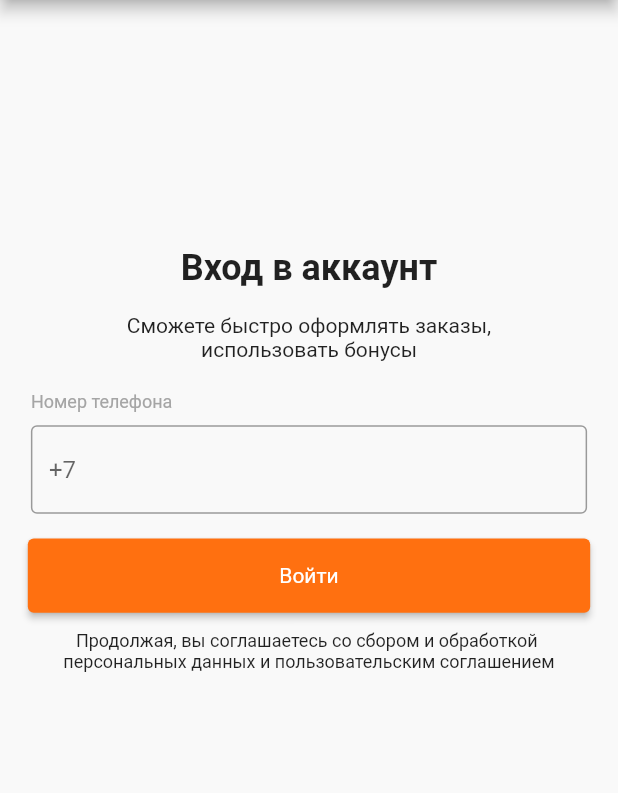
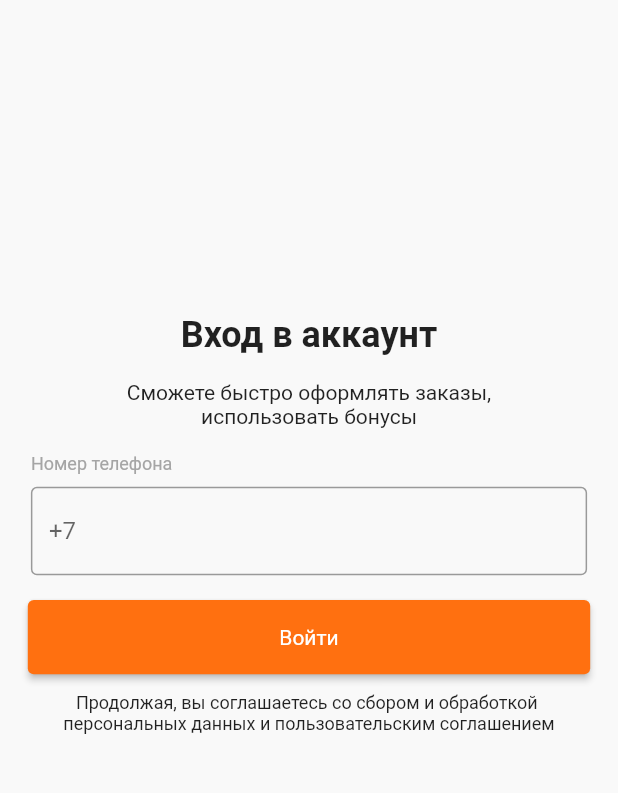
Before and after one commit to BekzodGayratov/Pizza, a Flutter app: the StepOnePage screen opened by its route, on a phone screen of 412 x 824 dp, the part 84-877 px from its top. Run offline on Flutter 3.47's test engine with Material 2 defaults, Android fonts, the phone set to English and light mode, and no system bars; our stand-ins replace dio, fluttertoast, google_fonts, mask_text_input_formatter, readmore; missing offline and left inert: dart:html.

Commit message:
some features added

```diff
--- a/lib/core/router/router.dart
+++ b/lib/core/router/router.dart
@@ -1,6 +1,7 @@
 import 'package:flutter/material.dart';
 import 'package:pizza/view/auth/otp_page.dart';
 import 'package:pizza/view/auth/step_one_page.dart';
+import 'package:pizza/view/cart_page.dart';
 import 'package:pizza/view/home_page.dart';
 import '../../view/pizza_page.dart';
 
@@ -16,11 +17,13 @@ class RouteGenerator {
       case '/':
         return _navigate(const HomePage());
       case 'step_one':
-        return _navigate(StepOnePage());
+        return _navigate(const StepOnePage());
       case 'pizza':
-        return _navigate(PitsaPage());
+        return _navigate(const PitsaPage());
+      case 'cart':
+        return _navigate(const CartPage());
        case 'otp':
-        return _navigate(OtpPage(token: settings.arguments as String,));
+        return _navigate(OtpPage(data: settings.arguments as List));
     }
 
     return null;
--- a/lib/provider/auth/otp_provider.dart
+++ b/lib/provider/auth/otp_provider.dart
@@ -22,8 +22,9 @@ class OtpProvider extends ChangeNotifier {
         isLoading = false;
       } else {
         showPizzaErrorMessage(response);
+        isLoading = false;
       }
+      notifyListeners();
     });
-    notifyListeners();
   }
 }
--- a/lib/provider/auth/step_one_provider.dart
+++ b/lib/provider/auth/step_one_provider.dart
@@ -16,7 +16,7 @@ class StepOneProvider extends ChangeNotifier {
         .then((dynamic response) {
       if (response is StepOneModel) {
         isLoading = false;
-        Navigator.pushNamed(context, "otp", arguments: response.token);
+        Navigator.pushNamed(context, "otp", arguments:[response.token,phoneNumberController.text]);
         showPizzaErrorMessage("OTP CODE: ${response.otp}");
       } else {
         showPizzaErrorMessage(response);
--- a/lib/view/auth/step_one_page.dart
+++ b/lib/view/auth/step_one_page.dart
@@ -12,9 +12,11 @@ class StepOnePage extends StatelessWidget {
     return ChangeNotifierProvider(
         create: (context) => StepOneProvider(),
         builder: (context, child) => Scaffold(
+          resizeToAvoidBottomInset: false,
               backgroundColor: const Color(0xffF9F9F9),
               appBar: AppBar(
                 backgroundColor: Colors.white,
+                elevation: 0.0,
                 iconTheme: const IconThemeData(color: Colors.black),
                 actions: [
                   IconButton(
@@ -30,11 +32,9 @@ class StepOnePage extends StatelessWidget {
                   ),
                 ),
               ),
-              body: SingleChildScrollView(
-                child: Column(children: [
-                  Center(
-                      child: Column(
+              body: Column(
                 mainAxisAlignment: MainAxisAlignment.center,
+                crossAxisAlignment: CrossAxisAlignment.center,
                 children: [
                 SizedBox(
                   height: MediaQuery.of(context).size.height * 0.2,
@@ -59,8 +59,8 @@ class StepOnePage extends StatelessWidget {
                   style: TextStyle(
                       fontSize: 14.0, fontWeight: FontWeight.w400),
                 ),
-                      const SizedBox(
-                        height: 20.0,
+                SizedBox(
+                  height: size.height * 0.02,
                 ),
                 Row(
                   mainAxisAlignment: MainAxisAlignment.start,
@@ -95,8 +95,8 @@ class StepOnePage extends StatelessWidget {
                   height: size.height * 0.02,
                 ),
                 Padding(
-                        padding: EdgeInsets.symmetric(
-                            horizontal: size.width * 0.045),
+                  padding:
+                      EdgeInsets.symmetric(horizontal: size.width * 0.045),
                   child: SizedBox(
                     height: size.height * 0.06,
                     width: double.infinity,
@@ -136,11 +136,8 @@ class StepOnePage extends StatelessWidget {
                 ),
                 const SizedBox(
                   height: 234.0,
-                      )
-                    ],
-                  )),
+                ),
               ]),
-              ),
             ));
   }
 }
```
Also changed, not shown: lib/main.dart (+4 -3 lines), lib/provider/cart_provider.dart (renamed from lib/provider/basket_provider.dart, +11 -6 lines), lib/view/auth/otp_page.dart (+91 -11 lines), lib/view/cart_page.dart (+47 -15 lines). Lines whose indentation alone changed are shown as unchanged.
